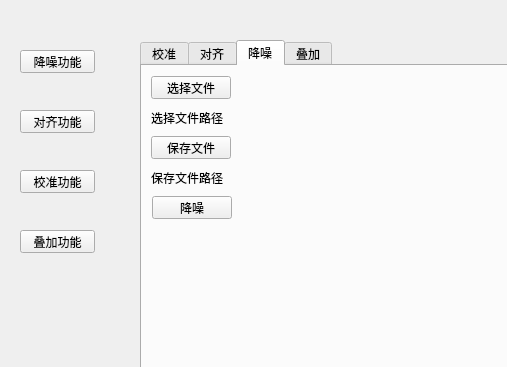
Old version of the form Src/mainwindow.ui in the repository 3737cc/C.A.A.P; both pictures show x 0 to 507 and y 0 to 367 of the 1103 by 656 pixel window.
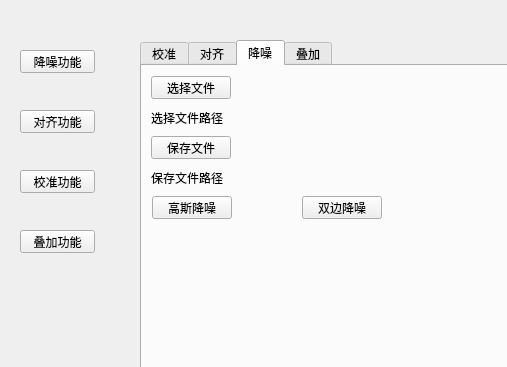
New version of the form. The open tabs and pages were chosen to show the change.

Commit message: 加入了双边滤波过滤

The edit to the form file:
```diff
--- a/Src/mainwindow.ui
+++ b/Src/mainwindow.ui
@@ -450,7 +450,7 @@
          </rect>
         </property>
         <property name="text">
-         <string>降噪</string>
+         <string>高斯降噪</string>
         </property>
        </widget>
        <widget class="QPushButton" name="Save_file_button_noise_reduction">
@@ -479,6 +479,19 @@
          <string>保存文件路径</string>
         </property>
        </widget>
+       <widget class="QPushButton" name="Bilateral_reduction_button">
+        <property name="geometry">
+         <rect>
+          <x>160</x>
+          <y>130</y>
+          <width>80</width>
+          <height>23</height>
+         </rect>
+        </property>
+        <property name="text">
+         <string>双边降噪</string>
+        </property>
+       </widget>
       </widget>
      </widget>
     </widget>
```
Left out of the diff: 2 changed lines with no effect on the pictures. The commit also changes 12 other files.
